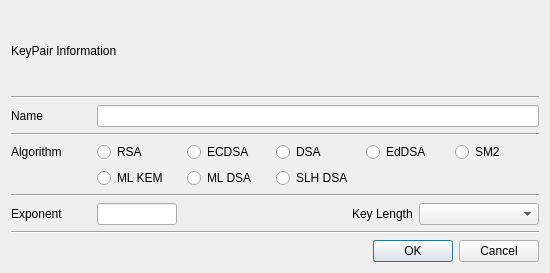
This is BerEditor/gen_key_pair_dlg.ui in jykim74/BerEditor as Qt 5 draws it before an edit. The edited form follows.
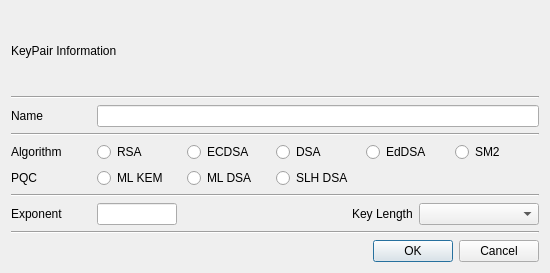
This is the edited form.

Commit message: 소스 및 UI 개선

```diff
--- a/BerEditor/gen_key_pair_dlg.ui
+++ b/BerEditor/gen_key_pair_dlg.ui
@@ -141,6 +141,13 @@
        </property>
       </widget>
      </item>
+     <item row="1" column="0">
+      <widget class="QLabel" name="label_3">
+       <property name="text">
+        <string>PQC</string>
+       </property>
+      </widget>
+     </item>
     </layout>
    </item>
    <item>
```
The commit also changes 2 other files.
